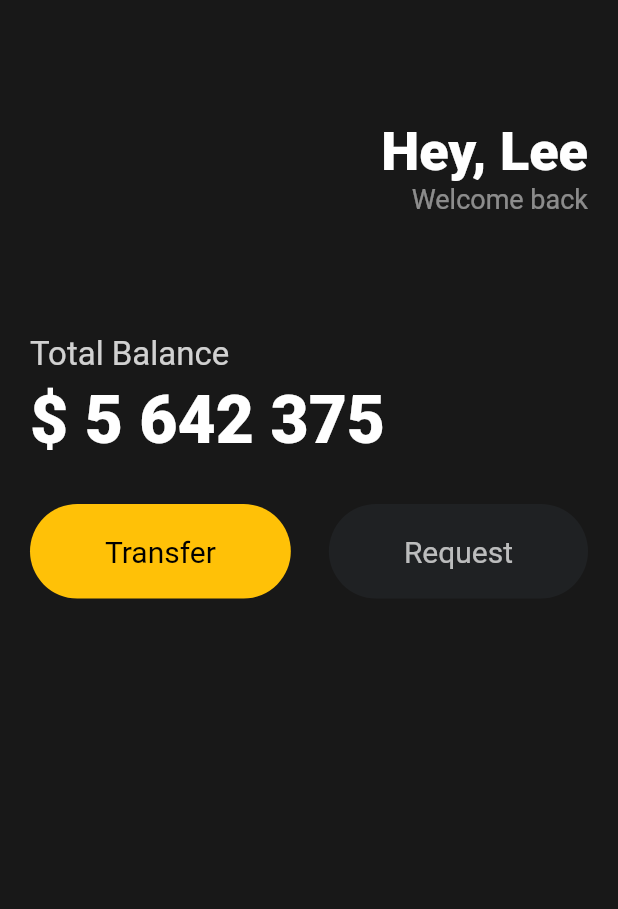
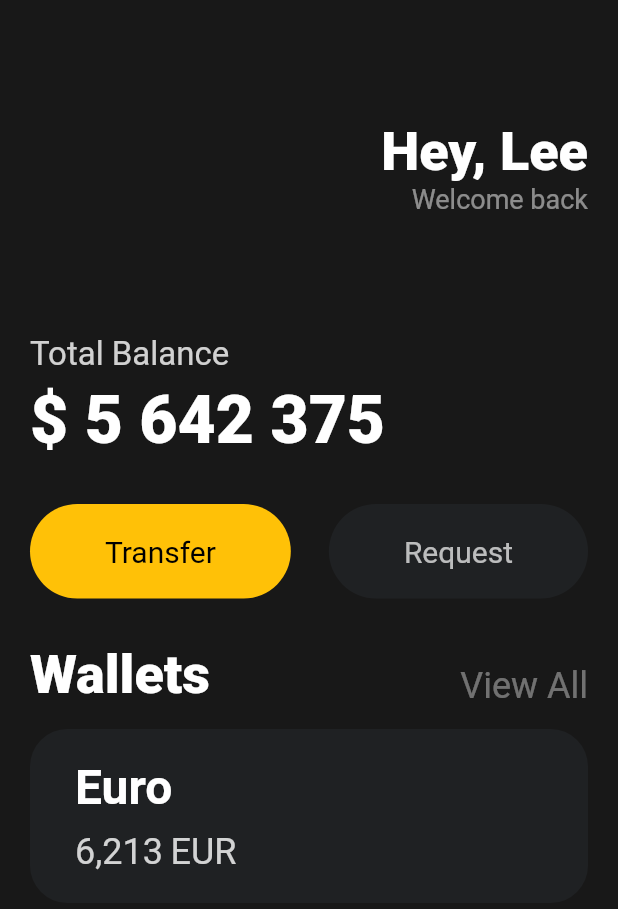
Before and after one commit to ezurno/flutter_ui, a Flutter app: the screen it shows after launch, on a phone screen of 412 x 824 dp. Shown: the top 909 px of the screen. Run offline on Flutter 3.47's test engine with Material 2 defaults, Android fonts, the phone set to English and light mode, and no system bars.

Commit message:
UPDATE: create wallet tab

```diff
--- a/lib/main.dart
+++ b/lib/main.dart
@@ -90,6 +90,84 @@
                       bgColor: Color(0xFF1F2123))
                 ],
               ),
+              const SizedBox(
+                height: 30,
+              ),
+              const Row(
+                mainAxisAlignment: MainAxisAlignment.spaceBetween,
+                crossAxisAlignment: CrossAxisAlignment.end,
+                children: [
+                  Text(
+                    "Wallets",
+                    style: TextStyle(
+                      color: Colors.white,
+                      fontSize: 36,
+                      fontWeight: FontWeight.w800,
+                    ),
+                  ),
+                  Text(
+                    "View All",
+                    style: TextStyle(
+                      color: Colors.white38,
+                      fontSize: 24,
+                    ),
+                  )
+                ],
+              ),
+              const SizedBox(
+                height: 15,
+              ),
+              Container(
+                decoration: BoxDecoration(
+                  color: const Color(0xFF1F2123),
+                  borderRadius: BorderRadius.circular(25),
+                ),
+                child: Padding(
+                  padding: const EdgeInsets.symmetric(
+                    vertical: 20,
+                    horizontal: 30,
+                  ),
+                  child: Row(
+                    children: [
+                      Column(
+                        crossAxisAlignment: CrossAxisAlignment.start,
+                        children: [
+                          const Text(
+                            "Euro",
+                            style: TextStyle(
+                              color: Colors.white,
+                              fontSize: 32,
+                              fontWeight: FontWeight.w600,
+                            ),
+                          ),
+                          const SizedBox(
+                            height: 10,
+                          ),
+                          Row(
+                            children: [
+                              Text(
+                                "6,213",
+                                style: TextStyle(
+                                  color: Colors.white.withOpacity(0.8),
+                                  fontSize: 24,
+                                ),
+                              ),
+                              const SizedBox(
+                                width: 5,
+                              ),
+                              Text("EUR",
+                                  style: TextStyle(
+                                    color: Colors.white.withOpacity(0.8),
+                                    fontSize: 24,
+                                  )),
+                            ],
+                          )
+                        ],
+                      )
+                    ],
+                  ),
+                ),
+              )
             ],
           ),
         ),
```
